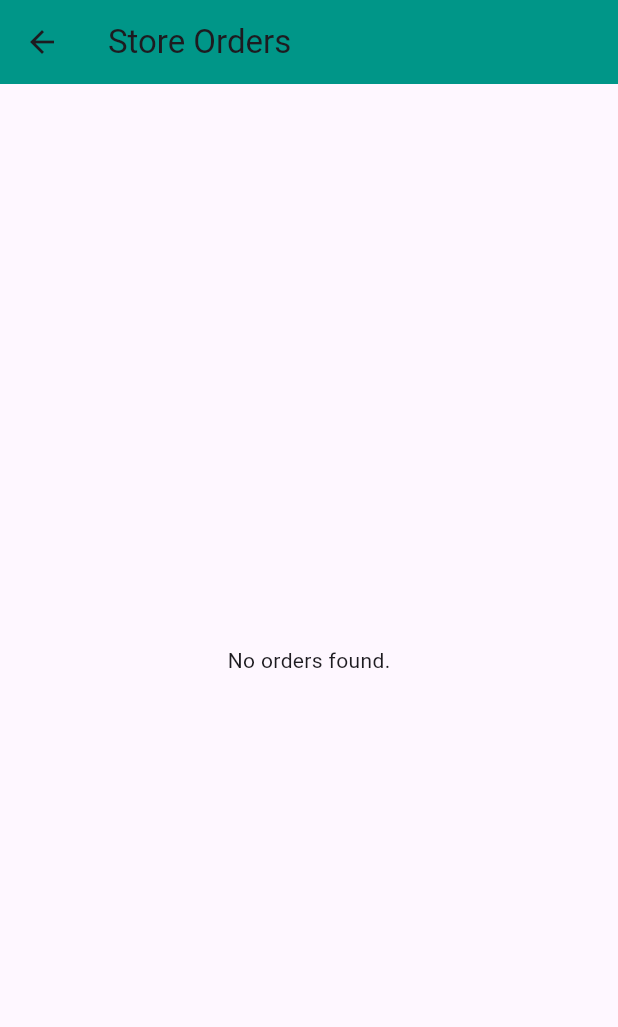
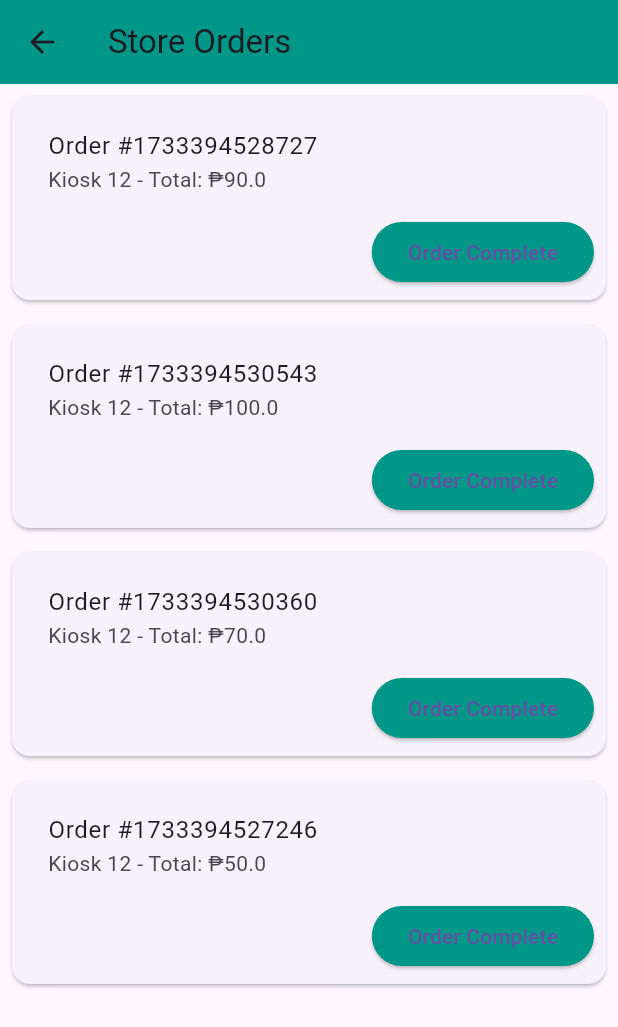
Before and after one commit to jayyy404/WVSU_Coop, a Flutter app: the OrdersPage screen opened by its route, on a phone screen of 412 x 824 dp. Shown: the top 1027 px of the screen. Run offline on Flutter 3.47's test engine with Material 3 defaults, Android fonts, the phone set to English and light mode, and no system bars; our stand-ins replace cloud_firestore, firebase_auth, firebase_core, font_awesome_flutter; accounts and stored records are empty; statements that could not run were skipped.

Commit message:
order_page.dart displays orders

```diff
--- a/lib/screens/order_page.dart
+++ b/lib/screens/order_page.dart
@@ -11,37 +11,46 @@ class OrdersPage extends StatefulWidget {
 }
 
 class _OrdersPageState extends State<OrdersPage> {
-  late String storeId;
+  final List<Map<String, dynamic>> orders = [
+    {
+      'orderId': '1733394528727',
+      'Kiosk': 'Kiosk 12',
+      'totalPrice': 90.0,
+      'items': [
+        {'name': 'Bubble Tea', 'price': 50.0},
+        {'name': 'Ube Matcha Lemonade', 'price': 40.0},
+      ],
+    },
+    {
+      'orderId': '1733394530543',
+      'Kiosk': 'Kiosk 12',
+      'totalPrice': 100.0,
+      'items': [
+        {'name': 'Puto', 'price': 20.0},
+        {'name': 'Kutsinta', 'price': 30.0},
+        {'name': 'Bubble Tea', 'price': 50.0},
+      ],
+    },
+    {
+      'orderId': '1733394530360',
+      'Kiosk': 'Kiosk 12',
+      'totalPrice': 70.0,
+      'items': [
+        {'name': 'Kutsinta', 'price': 30.0},
+        {'name': 'Ube Matcha Lemonade', 'price': 40.0},
+      ],
+    },
+    {
+      'orderId': '1733394527246',
+      'Kiosk': 'Kiosk 12',
+      'totalPrice': 50.0,
+      'items': [
+        {'name': 'Kutsinta', 'price': 30.0},
+        {'name': 'Puto', 'price': 20.0},
+      ],
+    },
+  ];
 
-  @override
-  void initState() {
-    super.initState();
-    getStoreId();
-  }
-
-  // Get store ID of the logged-in user (assuming it's stored in Firestore)
-  Future<void> getStoreId() async {
-    final user = FirebaseAuth.instance.currentUser;
-    if (user != null) {
-      final userDoc = await FirebaseFirestore.instance
-          .collection('users')
-          .doc(user.uid)
-          .get();
-      setState(() {
-        storeId = userDoc[
-            'storeId']; // Assuming storeId is stored in Firestore for store owners
-      });
-    }
-  }
-
-  // Fetch orders for the store
-  Future<List<DocumentSnapshot>> getOrders() async {
-    final ordersSnapshot = await FirebaseFirestore.instance
-        .collection('orders')
-        .where('storeId', isEqualTo: storeId)
-        .get();
-    return ordersSnapshot.docs;
-  }
 
   @override
   Widget build(BuildContext context) {
@@ -50,33 +59,45 @@ class _OrdersPageState extends State<OrdersPage> {
         title: const Text('Store Orders'),
         backgroundColor: Colors.teal,
       ),
-      body: FutureBuilder<List<DocumentSnapshot>>(
-        future: getOrders(),
-        builder: (context, snapshot) {
-          if (snapshot.connectionState == ConnectionState.waiting) {
-            return const Center(child: CircularProgressIndicator());
-          } else if (!snapshot.hasData || snapshot.data!.isEmpty) {
-            return const Center(child: Text('No orders found.'));
-          } else {
-            final orders = snapshot.data!;
-            return ListView.builder(
+      body: ListView.builder(
         itemCount: orders.length,
         itemBuilder: (context, index) {
           final order = orders[index];
-                final orderId = order.id;
-                final orderData = order.data() as Map<String, dynamic>;
-
-                return ListTile(
-                  title: Text('Order #$orderId'),
-                  subtitle: Text('Total: ₱${orderData['totalPrice']}'),
+          return Card(
+            margin: const EdgeInsets.all(8.0),
+            child: Padding(
+              padding: const EdgeInsets.all(8.0),
+              child: Column(
+                crossAxisAlignment: CrossAxisAlignment.start,
+                children: [
+                  ListTile(
+                    title: Text('Order #${order['orderId']}'),
+                    subtitle: Text(
+                      '${order['Kiosk']} - Total: ₱${order['totalPrice']}',
+                    ),
                     onTap: () {
                       // Show more details or handle order actions
-                    showOrderDetails(context, orderId, orderData);
+                      showOrderDetails(context, order['orderId'], order);
                     },
+                  ),
+                  Align(
+                    alignment: Alignment.centerRight,
+                    child: ElevatedButton(
+                      onPressed: () {
+                        setState(() {
+                          orders.removeAt(index);
+                        });
+                      },
+                      style: ElevatedButton.styleFrom(
+                        backgroundColor: Colors.teal,
+                      ),
+                      child: const Text('Order Complete'),
+                    ),
+                  ),
+                ],
+              ),
+            ),
           );
-              },
-            );
-          }
         },
       ),
     );
@@ -93,7 +114,7 @@ class _OrdersPageState extends State<OrdersPage> {
             child: Column(
               crossAxisAlignment: CrossAxisAlignment.start,
               children: [
-                Text('User ID: ${orderData['userId']}'),
+                Text('Kiosk: ${orderData['Kiosk']}'),
                 const SizedBox(height: 8),
                 Text('Total Price: ₱${orderData['totalPrice']}'),
                 const SizedBox(height: 8),
```
Lines whose indentation alone changed are shown as unchanged.
